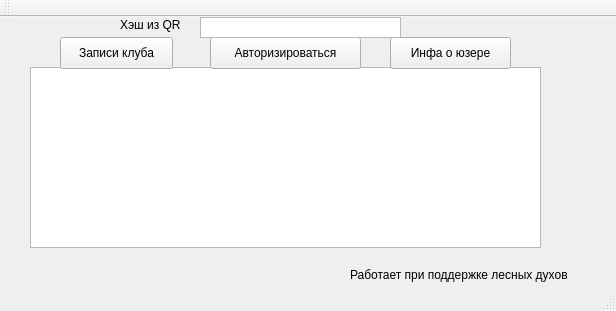
Above: mainwindow.ui from QTJournal/QTJournal before the change. Below: the same form after it.
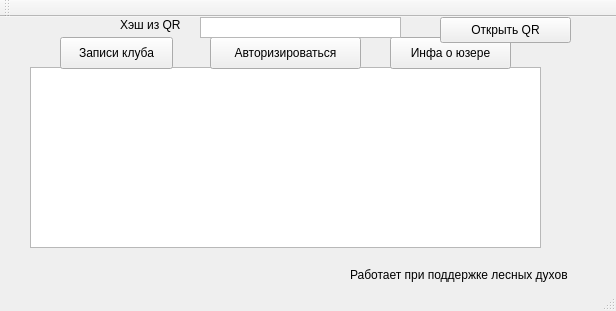
That is the form after the change.

The edit to the form file:
```diff
--- a/mainwindow.ui
+++ b/mainwindow.ui
@@ -105,6 +105,19 @@
      <string>Работает при поддержке лесных духов</string>
     </property>
    </widget>
+   <widget class="QPushButton" name="pushButton_4">
+    <property name="geometry">
+     <rect>
+      <x>440</x>
+      <y>0</y>
+      <width>131</width>
+      <height>26</height>
+     </rect>
+    </property>
+    <property name="text">
+     <string>Открыть QR</string>
+    </property>
+   </widget>
   </widget>
   <widget class="QMenuBar" name="menuBar">
    <property name="geometry">
```
Left out of the diff: 2 changed lines with no effect on the pictures.
